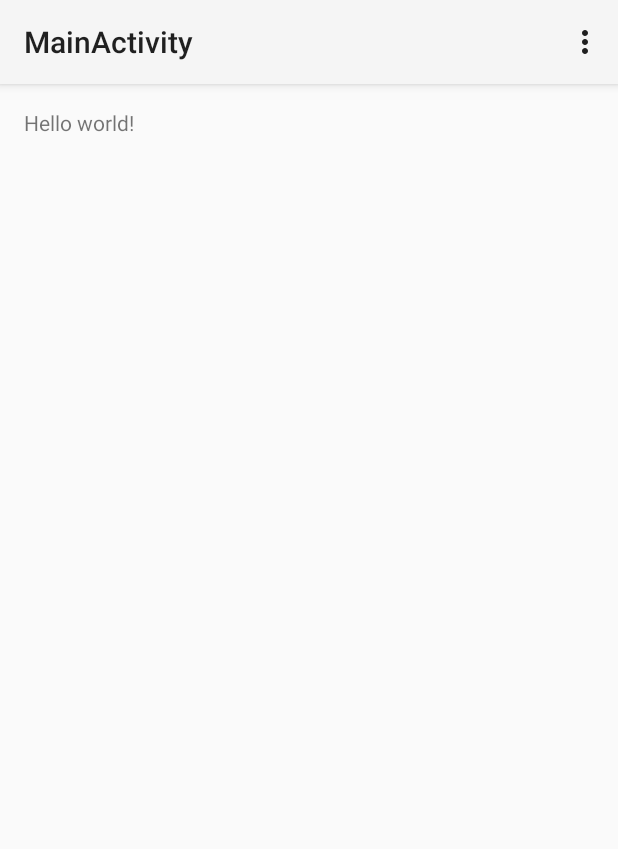
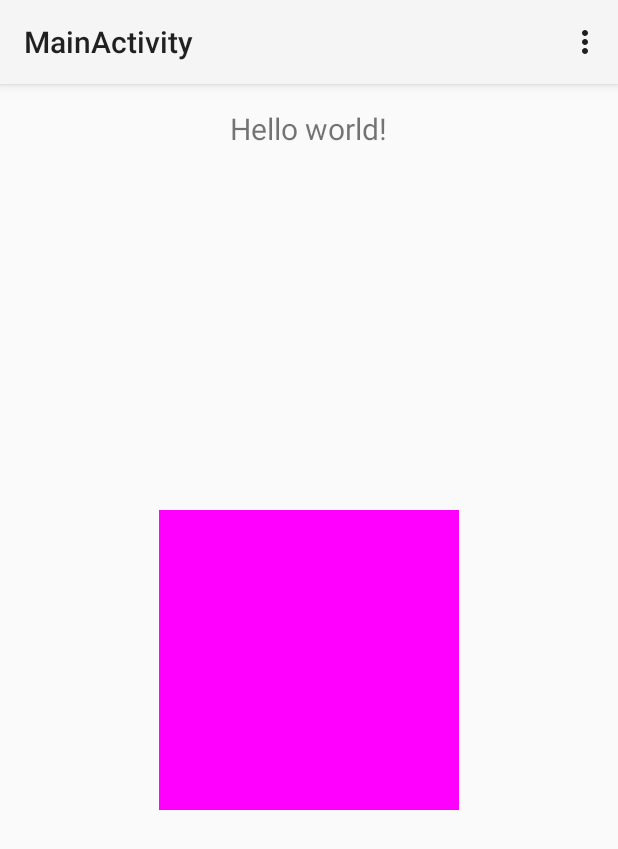
Before and after one commit to B-Nox/android_app, an Android app: the screen it shows after launch (MainActivity), on a phone screen of 412 x 824 dp. Shown: the top 849 px of the screen. Run offline under Robolectric (Android 15) with nearby library versions, the phone set to English and light mode, and no system bars; our stand-ins replace ButterKnife.

Commit message:
WIP scene transition

```diff
--- a/app/build.gradle
+++ b/app/build.gradle
@@ -43,4 +43,6 @@ dependencies {
     compile fileTree(dir: 'libs', include: ['*.jar'])
 
     compile 'io.reactivex:rxjava:1.0.9'
+    compile 'com.jakewharton:butterknife:6.1.0'
+    compile 'com.squareup.picasso:picasso:2.5.2'
 }
--- a/app/src/main/java/it/droidcon/b_nox/activities/MainActivity.java
+++ b/app/src/main/java/it/droidcon/b_nox/activities/MainActivity.java
@@ -2,19 +2,54 @@ package it.droidcon.b_nox.activities;
 
 import android.app.Activity;
 import android.os.Bundle;
+import android.transition.ChangeBounds;
+import android.transition.Fade;
+import android.transition.Scene;
+import android.transition.TransitionManager;
+import android.transition.TransitionSet;
 import android.view.Menu;
 import android.view.MenuItem;
+import android.view.View;
+import android.view.ViewGroup;
 
+import butterknife.ButterKnife;
+import butterknife.InjectView;
 import it.droidcon.b_nox.R;
+import rx.Observer;
 
 
-public class MainActivity extends Activity {
+public class MainActivity extends Activity implements Observer {
+
+    @InjectView(R.id.container)
+    ViewGroup container;
+    private Scene scene2;
+    private Scene scene1;
+    private View decorView;
+
 
     @Override
     protected void onCreate(Bundle savedInstanceState) {
         super.onCreate(savedInstanceState);
         setContentView(R.layout.activity_main);
 
+        decorView = getWindow().getDecorView();
+
+        ButterKnife.inject(this);
+
+        scene1 = Scene.getSceneForLayout(container, R.layout.scene_main_activity_intro, this);
+        scene2 = Scene.getSceneForLayout(container, R.layout.scene_main_activity_main, this);
+
+
+        scene1.enter();
+        container.postDelayed(() -> {
+
+            TransitionSet set = new TransitionSet();
+            set.setOrdering(TransitionSet.ORDERING_SEQUENTIAL);
+
+            set.addTransition(new Fade())
+                    .addTransition(new ChangeBounds());
+            TransitionManager.go(scene2, set);
+        }, 2000);
 
     }
 
@@ -39,4 +74,33 @@ public class MainActivity extends Activity {
 
         return super.onOptionsItemSelected(item);
     }
+
+    @Override
+    public void onCompleted() {
+
+    }
+
+    @Override
+    public void onError(Throwable e) {
+
+    }
+
+    @Override
+    public void onNext(Object o) {
+
+    }
+
+    @Override
+    public void onWindowFocusChanged(boolean hasFocus) {
+        super.onWindowFocusChanged(hasFocus);
+        if (hasFocus) {
+            decorView.setSystemUiVisibility(
+                    View.SYSTEM_UI_FLAG_LAYOUT_STABLE
+                            | View.SYSTEM_UI_FLAG_LAYOUT_HIDE_NAVIGATION
+                            | View.SYSTEM_UI_FLAG_LAYOUT_FULLSCREEN
+                            | View.SYSTEM_UI_FLAG_HIDE_NAVIGATION
+                            | View.SYSTEM_UI_FLAG_FULLSCREEN
+                            | View.SYSTEM_UI_FLAG_IMMERSIVE_STICKY);
+        }
+    }
 }
--- a/app/src/main/res/layout/activity_main.xml
+++ b/app/src/main/res/layout/activity_main.xml
@@ -1,16 +1,10 @@
-<RelativeLayout xmlns:android="http://schemas.android.com/apk/res/android"
+<FrameLayout xmlns:android="http://schemas.android.com/apk/res/android"
              xmlns:tools="http://schemas.android.com/tools"
              android:layout_width="match_parent"
              android:layout_height="match_parent"
+             android:id="@+id/container"
              android:paddingLeft="@dimen/activity_horizontal_margin"
              android:paddingRight="@dimen/activity_horizontal_margin"
              android:paddingTop="@dimen/activity_vertical_margin"
              android:paddingBottom="@dimen/activity_vertical_margin"
-                tools:context="it.droidcon.b_nox.activities.MainActivity">
-
-    <TextView
-        android:text="@string/hello_world"
-        android:layout_width="wrap_content"
-        android:layout_height="wrap_content"/>
-
-</RelativeLayout>
+             tools:context="it.droidcon.b_nox.activities.MainActivity"/>
--- /dev/null
+++ b/app/src/main/res/layout/scene_main_activity_intro.xml
@@ -0,0 +1,5 @@
+<?xml version="1.0" encoding="utf-8"?>
+<merge xmlns:android="http://schemas.android.com/apk/res/android">
+
+
+</merge>
--- /dev/null
+++ b/app/src/main/res/layout/scene_main_activity_main.xml
@@ -0,0 +1,25 @@
+<?xml version="1.0" encoding="utf-8"?>
+<merge xmlns:android="http://schemas.android.com/apk/res/android">
+
+    <TextView
+        android:layout_width="wrap_content"
+        android:layout_height="wrap_content"
+        android:text="@string/hello_world"
+        android:id="@+id/title"
+        android:visibility="visible"
+        android:textSize="20dp"
+        android:layout_gravity="center_horizontal|top"
+        android:gravity="center_horizontal|top"
+        />
+
+
+    <ImageView
+        android:layout_width="200dp"
+        android:layout_height="200dp"
+        android:id="@+id/img"
+        android:layout_gravity="center"
+        android:background="#F0F"/>
+
+
+
+</merge>
```
Also changed, not shown: app/src/main/res/layout/scene_main_activity_loading.xml (added, +18 -0 lines), 1 other file. Lines whose indentation alone changed are shown as unchanged.
